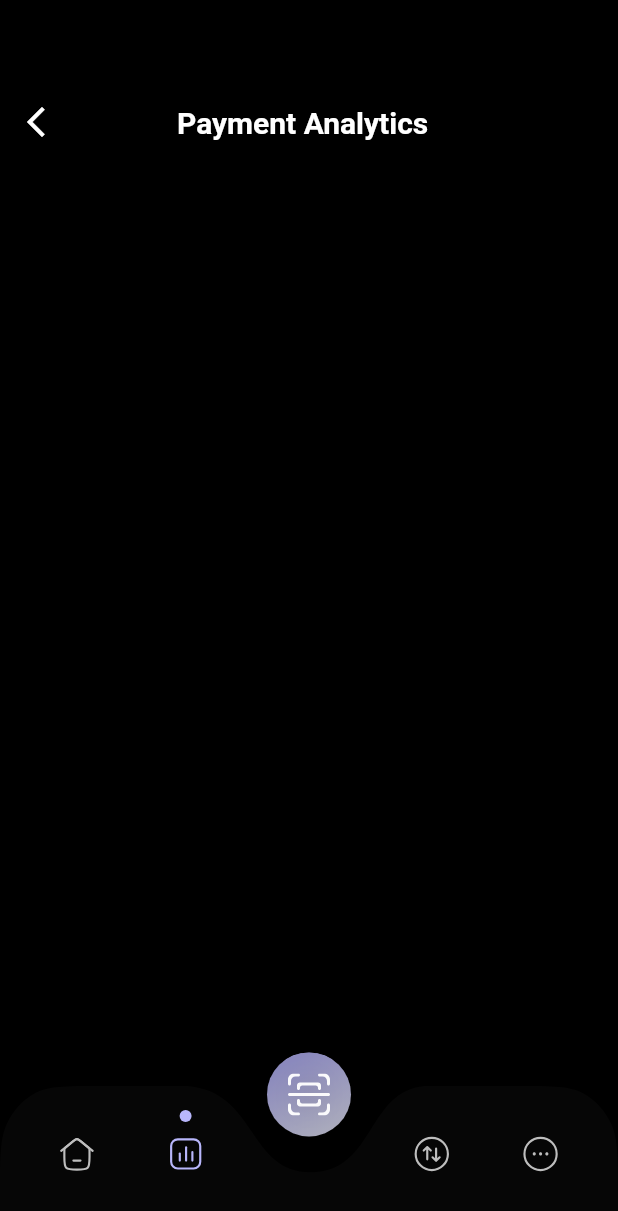
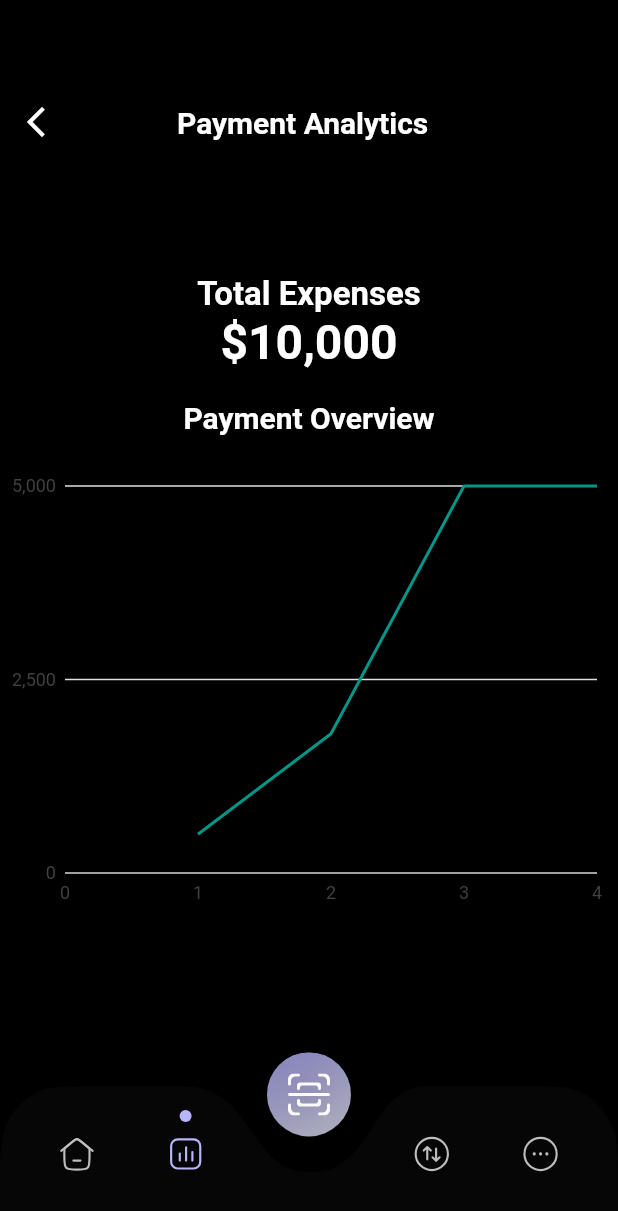
Before and after one commit to Auro-Project/auropay, a Flutter app: the HomeScreen screen opened by its route, item 2 of the bottom bar chosen, on a phone screen of 412 x 824 dp. Shown: the top 1211 px of the screen. Run offline on Flutter 3.47's test engine with Material 2 defaults, Android fonts, the phone set to English and light mode, and no system bars; our stand-ins replace charts_flutter, flutter_svg, share_plus; Roboto replaces fonts that are missing (SF-Pro-Display).

Commit message:
PasscodeScreen and AnalyticsScreen

```diff
--- a/lib/view/pages/AnalyticsScreen.dart
+++ b/lib/view/pages/AnalyticsScreen.dart
@@ -1,8 +1,21 @@
-
 import 'package:flutter/material.dart';
+import 'package:charts_flutter/flutter.dart' as charts;
 
 class AnalyticsScreen extends StatelessWidget {
-  const AnalyticsScreen({Key? key}) : super(key: key);
+  final List<charts.Series<PaymentData, int>> data = [
+    charts.Series<PaymentData, int>(
+      id: 'payments',
+      colorFn: (_, __) => charts.MaterialPalette.teal.shadeDefault,
+      domainFn: (PaymentData data, _) => data.month,
+      measureFn: (PaymentData data, _) => data.value,
+      data: [
+        PaymentData(1, 500), // Replace with your data
+        PaymentData(2, 1800),
+        PaymentData(3, 5000),
+        PaymentData(4, 5000),
+      ],
+    ),
+  ];
 
   @override
   Widget build(BuildContext context) {
@@ -36,9 +49,47 @@ class AnalyticsScreen extends StatelessWidget {
                 ),
               ],
             ),
+            const SizedBox(height: 20),
+            const Text(
+              'Total Expenses',
+              style: TextStyle(
+                fontSize: 22,
+                fontWeight: FontWeight.w600,
+                color: Colors.white,
+              ),
+            ),
+            const Text(
+              '\$10,000',
+              style: TextStyle(
+                fontSize: 32,
+                fontWeight: FontWeight.w600,
+                color: Colors.white,
+              ),
+            ),
+            const SizedBox(height: 20),
+            const Text(
+              'Payment Overview',
+              style: TextStyle(
+                fontSize: 20,
+                fontWeight: FontWeight.bold,
+                color: Colors.white,
+              ),
+            ),
+            const SizedBox(height: 20),
+            SizedBox(
+              height: 300,
+              child: charts.LineChart(data),
+            ),
           ],
         ),
       ),
     );
   }
 }
+
+class PaymentData {
+  final int month;
+  final int value;
+
+  PaymentData(this.month, this.value);
+}
--- a/lib/view/pages/HomeScreen.dart
+++ b/lib/view/pages/HomeScreen.dart
@@ -1,11 +1,13 @@
+import 'package:auropay/view/pages/providers/theme_provider.dart';
 import 'package:auropay/view/widgets/CustomShape.dart';
-import 'package:flutter/gestures.dart';
 import 'package:flutter/material.dart';
 import 'package:flutter_svg/svg.dart';
 import '../../view/pages/AnalyticsScreen.dart';
 import 'MoreScreens/MoreScreen.dart';
 import '../widgets/nav_bar/BottomNavBar.dart';
 import '../../view/pages/TransactionScreen.dart';
+import 'package:provider/provider.dart';
+
 
 class HomeScreen extends StatefulWidget {
   const HomeScreen({super.key});
@@ -20,6 +22,7 @@ class _HomeScreenState extends State<HomeScreen> {
   static Widget _homepage(BuildContext context) {
     final height = MediaQuery.of(context).size.height;
     final double width = MediaQuery.of(context).size.width;
+    final themeProvider = Provider.of<ThemeProvider>(context);
     return Scaffold(
       body: Stack(
         children: [
@@ -29,12 +32,12 @@ class _HomeScreenState extends State<HomeScreen> {
               children: [
                 SizedBox(height: height * 0.08),
                 //create top status bar with avatar with name and notification button on right corner
-                const SizedBox(
+                 SizedBox(
                   height: 50,
                   child: Row(
                     mainAxisAlignment: MainAxisAlignment.spaceBetween,
                     children: [
-                      Padding(
+                      const Padding(
                         padding: EdgeInsets.only(left: 20),
                         child: CircleAvatar(
                           radius: 30,
@@ -45,16 +48,16 @@ class _HomeScreenState extends State<HomeScreen> {
                       Text(
                         "Hi, Zara",
                         style: TextStyle(
-                          color: Colors.white,
+                          color: themeProvider.textColor,
                           fontSize: 20,
                           fontWeight: FontWeight.bold,
                         ),
                       ),
                       Padding(
-                        padding: EdgeInsets.only(right: 20),
+                        padding: const EdgeInsets.only(right: 20),
                         child: Icon(
                           Icons.notifications,
-                          color: Colors.white,
+                          color: themeProvider.textColor,
                           size: 30,
                         ),
                       ),
@@ -85,10 +88,10 @@ class _HomeScreenState extends State<HomeScreen> {
                           ),
                         ),
                         SizedBox(height: height * 0.005),
-                        const Text(
+                         Text(
                           "₹2,500.00",
                           style: TextStyle(
-                            color: Colors.white,
+                            color: themeProvider.textColor,
                             fontSize: 36,
                             fontWeight: FontWeight.bold,
                           ),
@@ -104,11 +107,11 @@ class _HomeScreenState extends State<HomeScreen> {
                                 height: 45,
                               ),
                             ),
-                            const Padding(
-                              padding: EdgeInsets.only(right: 30),
+                             Padding(
+                              padding: const EdgeInsets.only(right: 30),
                               child: Column(
                                 children: [
-                                  Text(
+                                  const Text(
                                     "Valid Thru",
                                     style: TextStyle(
                                       color: Colors.white38,
@@ -118,7 +121,7 @@ class _HomeScreenState extends State<HomeScreen> {
                                   Text(
                                     "MM/YY",
                                     style: TextStyle(
-                                      color: Colors.white,
+                                      color: themeProvider.textColor,
                                       fontSize: 20,
                                       fontWeight: FontWeight.bold,
                                     ),
@@ -172,10 +175,10 @@ class _HomeScreenState extends State<HomeScreen> {
                               ),
                             ),
                             SizedBox(width: width * 0.2),
-                            const Text(
+                             Text(
                               "View All",
                               style: TextStyle(
-                                color: Colors.white,
+                                color: themeProvider.textColor,
                                 fontSize: 16,
                                 fontWeight: FontWeight.w400,
                               ),
@@ -188,8 +191,8 @@ class _HomeScreenState extends State<HomeScreen> {
                             padding: EdgeInsets.zero,
                             itemCount: 6,
                             itemBuilder: (context, index) {
-                              return const ListTile(
-                                leading: CircleAvatar(
+                              return ListTile(
+                                leading: const CircleAvatar(
                                   radius: 20,
                                   backgroundImage:
                                       AssetImage("assets/images/avatar.png"),
@@ -197,12 +200,12 @@ class _HomeScreenState extends State<HomeScreen> {
                                 title: Text(
                                   "Zara Doe",
                                   style: TextStyle(
-                                    color: Colors.white,
+                                    color: themeProvider.textColor,
                                     fontSize: 16,
                                     fontWeight: FontWeight.w400,
                                   ),
                                 ),
-                                subtitle: Text(
+                                subtitle: const Text(
                                   "12 Jub, 12:00 PM",
                                   style: TextStyle(
                                     color: Colors.white54,
@@ -213,7 +216,7 @@ class _HomeScreenState extends State<HomeScreen> {
                                 trailing: Text(
                                   "-₹200.00",
                                   style: TextStyle(
-                                    color: Colors.white,
+                                    color: themeProvider.textColor,
                                     fontSize: 16,
                                     fontWeight: FontWeight.w400,
                                   ),
@@ -236,6 +239,7 @@ class _HomeScreenState extends State<HomeScreen> {
 
   static Widget _homeButton(
       BuildContext context, String icon, String text, String route) {
+    final themeProvider = Provider.of<ThemeProvider>(context);
     return SizedBox(
       width: 90,
       child: Column(
@@ -257,12 +261,12 @@ class _HomeScreenState extends State<HomeScreen> {
             ),
             onPressed: () => Navigator.pushNamed(context, route),
           ),
-          const SizedBox(height: 10),
+           const SizedBox(height: 10),
           Text(
             text,
             maxLines: 2,
-            style: const TextStyle(
-              color: Colors.white,
+            style:  TextStyle(
+              color: themeProvider.textColor,
               fontSize: 16,
               fontWeight: FontWeight.w400,
             ),
@@ -276,7 +280,7 @@ class _HomeScreenState extends State<HomeScreen> {
   Widget build(BuildContext context) {
     final List<Widget> screens = [
       _homepage(context),
-      const AnalyticsScreen(),
+       AnalyticsScreen(),
       const TransactionScreen(),
       const MoreScreen(),
     ];
--- a/lib/view/pages/LoginScreens/ConfirmAccountScreen.dart
+++ b/lib/view/pages/LoginScreens/ConfirmAccountScreen.dart
@@ -2,7 +2,7 @@ import 'package:flutter/material.dart';
 import 'SuccessAccountScreen.dart';
 
 class ConfirmAccountScreen extends StatelessWidget {
-  const ConfirmAccountScreen({Key? key, required String name, required String countryCode, required String phoneNumber}) : super(key: key);
+  const ConfirmAccountScreen({Key? key, required }) : super(key: key);
 
   @override
   Widget build(BuildContext context) {
--- a/pubspec.yaml
+++ b/pubspec.yaml
@@ -9,6 +9,7 @@ environment:
 dependencies:
   flutter:
     sdk: flutter
+  charts_flutter: ^0.12.0
   cupertino_icons: ^1.0.2
   provider: ^6.0.5
   flutter_svg: ^1.1.6
```
Also changed, not shown: lib/main.dart (+11 -1 lines), lib/view/pages/LoginScreens/ConfirmActivationCode.dart (+46 -40 lines), lib/view/pages/LoginScreens/LoginScreen.dart (+62 -33 lines), lib/view/pages/LoginScreens/PasscodeScreen.dart (added, +189 -0 lines), lib/view/pages/LoginScreens/SignUpScreen.dart (+70 -41 lines), lib/view/pages/LoginScreens/SuccessAccountScreen.dart (+10 -7 lines), pubspec.lock, 1 other file.
